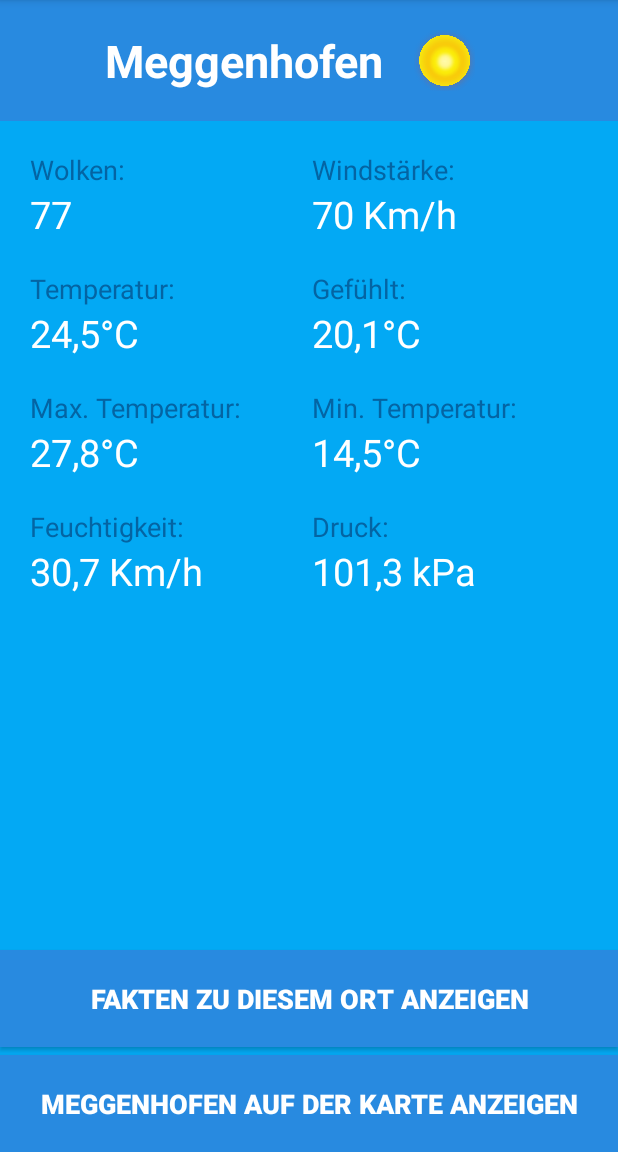
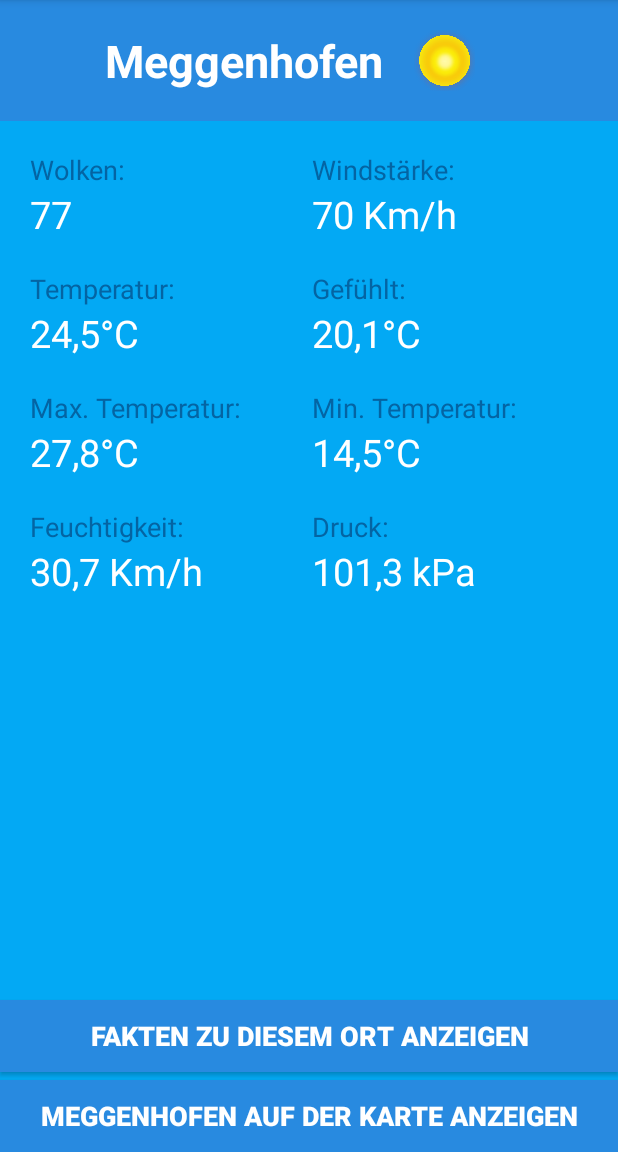
Before and after one commit to sebastianLindinger/POS-Projekt_Lindinger-Huemer-Vormayr, an Android app: the Fragment_Detail screen opened directly, with no data from a screen before it, on a phone screen of 412 x 824 dp, the part 84-1236 px from its top. Run offline under Robolectric (Android 15) with nearby library versions, the phone set to English and light mode, and no system bars.

Commit message:
costomized fragment design

```diff
--- a/App/app/src/main/res/layout/fragment_fragment__detail.xml
+++ b/App/app/src/main/res/layout/fragment_fragment__detail.xml
@@ -12,8 +12,6 @@
         android:layout_height="match_parent"
         android:background="@color/LightBlue"
         android:orientation="vertical">
-
-
 
 
         <LinearLayout
@@ -44,6 +42,22 @@
                 android:scaleType="fitStart"
                 android:src="@drawable/sonne" />
         </LinearLayout>
+
+        <LinearLayout
+            android:layout_width="match_parent"
+            android:layout_height="match_parent"
+            android:orientation="vertical">
+
+
+            <ScrollView
+                android:layout_width="match_parent"
+                android:layout_height="match_parent"
+                android:layout_weight="1">
+
+                <LinearLayout
+                    android:layout_width="match_parent"
+                    android:layout_height="wrap_content"
+                    android:orientation="vertical">
 
                     <TableLayout
                         android:layout_width="match_parent"
@@ -231,32 +245,33 @@
                         </TableRow>
                     </TableLayout>
 
-        <LinearLayout
-            android:layout_width="match_parent"
-            android:layout_height="match_parent"
-            android:gravity="bottom"
-            android:orientation="vertical">
+
+                </LinearLayout>
+            </ScrollView>
 
             <Button
                 android:id="@+id/button_Detail_ViewFacs"
                 android:layout_width="match_parent"
                 android:layout_height="wrap_content"
+                android:layout_marginBottom="5dp"
+                android:layout_weight="0"
                 android:background="@color/DarkBlue"
+                android:padding="10dp"
                 android:text="Fakten zu diesem Ort anzeigen"
-                android:layout_marginBottom="5dp"
                 android:textColor="@android:color/white"
                 android:textSize="18dp"
-                android:padding="20dp"
                 android:textStyle="bold" />
+
             <Button
                 android:id="@+id/button_Detail_OpenMap"
                 android:layout_width="match_parent"
                 android:layout_height="wrap_content"
+                android:layout_weight="0"
                 android:background="@color/DarkBlue"
+                android:padding="10dp"
                 android:text="Meggenhofen auf der Karte anzeigen"
                 android:textColor="@android:color/white"
                 android:textSize="18dp"
-                android:padding="20dp"
                 android:textStyle="bold" />
         </LinearLayout>
 
--- a/App/app/src/main/res/layout/fragment_fragment__facts.xml
+++ b/App/app/src/main/res/layout/fragment_fragment__facts.xml
@@ -31,7 +31,7 @@
 
         <LinearLayout
             android:layout_width="match_parent"
-            android:layout_height="wrap_content"
+            android:layout_height="match_parent"
             android:orientation="vertical">
 
             <ListView
@@ -39,17 +39,17 @@
                 android:layout_width="match_parent"
                 android:layout_height="wrap_content"
                 android:layout_margin="20dp"
-                android:layout_weight="1">
-            </ListView>
+                android:layout_weight="1"></ListView>
+
             <Button
                 android:id="@+id/button_Facts_WriteFact"
                 android:layout_width="match_parent"
                 android:layout_height="wrap_content"
+                android:layout_weight="0"
+                android:background="@color/DarkBlue"
+                android:text="Kommentar schreiben"
                 android:textColor="@android:color/white"
-                android:layout_weight="0"
-                android:textSize="20dp"
-                android:background="@color/DarkBlue"
-                android:text="Kommentar schreiben" />
+                android:textSize="20dp" />
 
         </LinearLayout>
 
```
Lines whose indentation alone changed are shown as unchanged.
